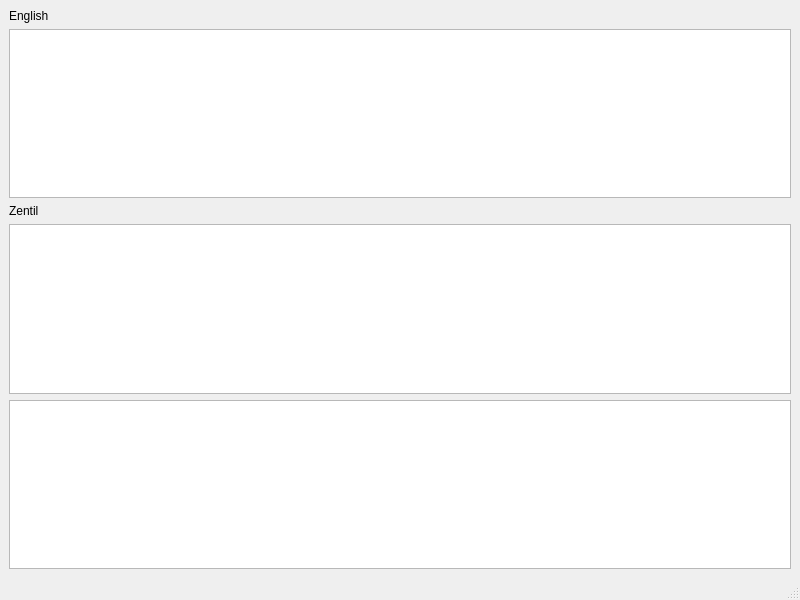
Above: world/mainwindow.ui from maxstrack/so-a-rr_language before the change. Below: the same form after it.
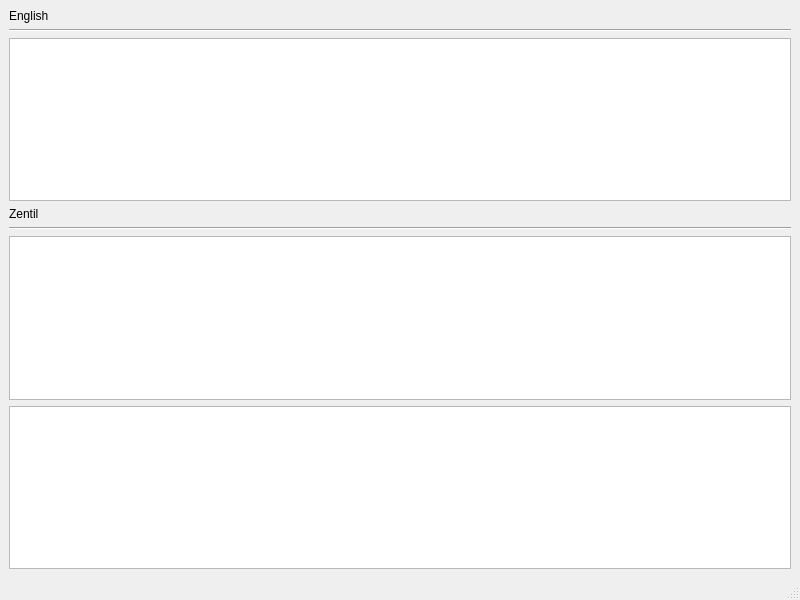
That is the form after the change.

What changed in the file:
```diff
--- a/world/mainwindow.ui
+++ b/world/mainwindow.ui
@@ -24,6 +24,13 @@
         </property>
        </widget>
       </item>
+      <item>
+       <widget class="Line" name="line_2">
+        <property name="orientation">
+         <enum>Qt::Horizontal</enum>
+        </property>
+       </widget>
+      </item>
       <item>
        <widget class="QTextEdit" name="engOut"/>
       </item>
@@ -34,6 +41,13 @@
         </property>
        </widget>
       </item>
+      <item>
+       <widget class="Line" name="line">
+        <property name="orientation">
+         <enum>Qt::Horizontal</enum>
+        </property>
+       </widget>
+      </item>
       <item>
        <widget class="QTextEdit" name="zenOut"/>
       </item>
```
